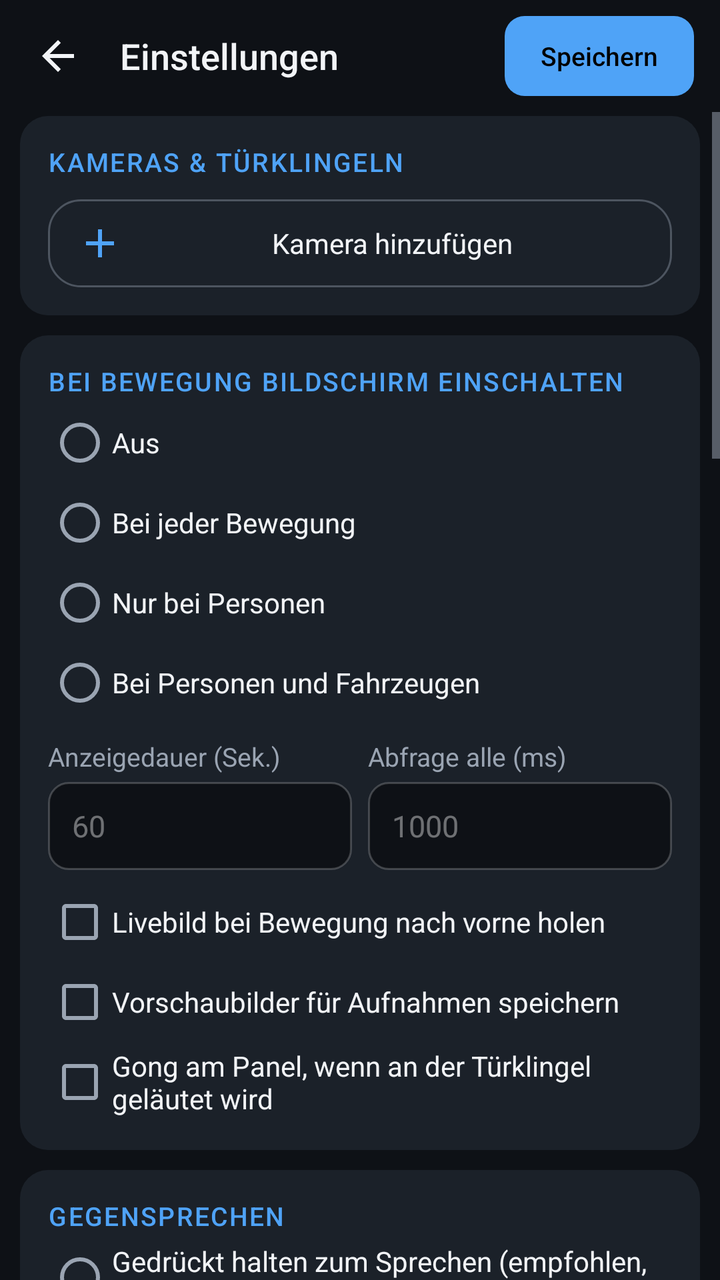
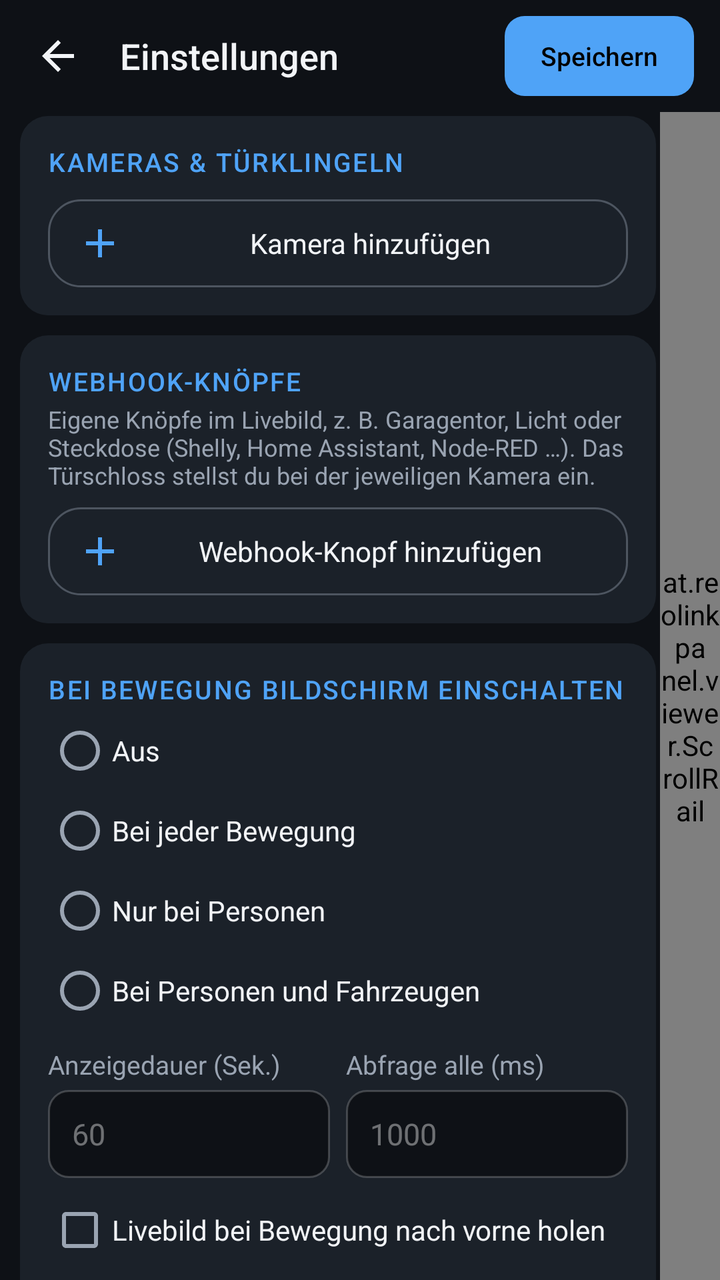

The first picture is an Android layout as it rendered before a commit; the second is the same layout after the commit. The layout source and the unified diff follow.
<!-- AndroidManifest.xml: application theme AppTheme -->
<!-- res/layout/activity_settings.xml -->
<?xml version="1.0" encoding="utf-8"?>
<LinearLayout xmlns:android="http://schemas.android.com/apk/res/android"
    android:layout_width="match_parent"
    android:layout_height="match_parent"
    android:background="@color/bg"
    android:orientation="vertical">

    
    <LinearLayout
        android:layout_width="match_parent"
        android:layout_height="56dp"
        android:gravity="center_vertical"
        android:orientation="horizontal"
        android:paddingLeft="4dp"
        android:paddingRight="10dp">

        <ImageButton
            android:id="@+id/btnBackSettings"
            style="@style/IconButton"
            android:contentDescription="Zurück"
            android:src="@drawable/ic_back" />

        <TextView
            style="@style/Title"
            android:layout_width="0dp"
            android:layout_height="wrap_content"
            android:layout_marginLeft="6dp"
            android:layout_weight="1"
            android:text="Einstellungen" />

        <Button
            android:id="@+id/btnSave"
            style="@style/BarButton"
            android:layout_width="wrap_content"
            android:layout_height="40dp"
            android:minHeight="40dp"
            android:background="@drawable/btn_primary"
            android:paddingLeft="18dp"
            android:paddingRight="18dp"
            android:text="Speichern"
            android:textColor="#000000" />
    </LinearLayout>

    <ScrollView
        android:layout_width="match_parent"
        android:layout_height="0dp"
        android:layout_weight="1"
        android:fillViewport="true">

        <LinearLayout
            android:layout_width="match_parent"
            android:layout_height="wrap_content"
            android:orientation="vertical"
            android:paddingLeft="10dp"
            android:paddingRight="10dp"
            android:paddingBottom="16dp">

            
            <LinearLayout style="@style/Card" android:layout_width="match_parent" android:layout_height="wrap_content" android:layout_marginTop="2dp">
                <TextView style="@style/Section" android:layout_width="wrap_content" android:layout_height="wrap_content" android:text="Kameras &amp; Türklingeln" />
                <LinearLayout android:id="@+id/camList" android:layout_width="match_parent" android:layout_height="wrap_content" android:orientation="vertical" />
                <TextView android:id="@+id/btnAddCam" android:layout_width="match_parent" android:layout_height="44dp" android:layout_marginTop="8dp" android:background="@drawable/chip" android:clickable="true" android:drawableLeft="@drawable/ic_add" android:drawablePadding="8dp" android:drawableTint="@color/accent" android:focusable="true" android:gravity="center" android:paddingLeft="14dp" android:paddingRight="14dp" android:text="Kamera hinzufügen" android:textColor="@color/text" android:textSize="14sp" />
            </LinearLayout>

            
            <LinearLayout style="@style/Card" android:layout_width="match_parent" android:layout_height="wrap_content">
                <TextView style="@style/Section" android:layout_width="wrap_content" android:layout_height="wrap_content" android:text="Bei Bewegung Bildschirm einschalten" />
                <RadioGroup android:id="@+id/rgTrigger" android:layout_width="match_parent" android:layout_height="wrap_content" android:orientation="vertical">
                    <RadioButton android:id="@+id/rbTrigOff" style="@style/Option" android:layout_width="match_parent" android:layout_height="wrap_content" android:text="Aus" />
                    <RadioButton android:id="@+id/rbTrigAny" style="@style/Option" android:layout_width="match_parent" android:layout_height="wrap_content" android:text="Bei jeder Bewegung" />
                    <RadioButton android:id="@+id/rbTrigPerson" style="@style/Option" android:layout_width="match_parent" android:layout_height="wrap_content" android:text="Nur bei Personen" />
                    <RadioButton android:id="@+id/rbTrigPersonVehicle" style="@style/Option" android:layout_width="match_parent" android:layout_height="wrap_content" android:text="Bei Personen und Fahrzeugen" />
                </RadioGroup>

                <LinearLayout android:layout_width="match_parent" android:layout_height="wrap_content" android:orientation="horizontal">
                    <LinearLayout android:layout_width="0dp" android:layout_height="wrap_content" android:layout_weight="1" android:layout_marginRight="8dp" android:orientation="vertical">
                        <TextView style="@style/Label" android:layout_width="wrap_content" android:layout_height="wrap_content" android:text="Anzeigedauer (Sek.)" />
                        <EditText android:id="@+id/etWake" style="@style/Field" android:layout_width="match_parent" android:layout_height="wrap_content" android:hint="60" android:inputType="number" />
                    </LinearLayout>
                    <LinearLayout android:layout_width="0dp" android:layout_height="wrap_content" android:layout_weight="1" android:orientation="vertical">
                        <TextView style="@style/Label" android:layout_width="wrap_content" android:layout_height="wrap_content" android:text="Abfrage alle (ms)" />
                        <EditText android:id="@+id/etPoll" style="@style/Field" android:layout_width="match_parent" android:layout_height="wrap_content" android:hint="1000" android:inputType="number" />
                    </LinearLayout>
                </LinearLayout>

                <CheckBox android:id="@+id/cbFront" style="@style/Option" android:layout_width="match_parent" android:layout_height="wrap_content" android:layout_marginTop="6dp" android:text="Livebild bei Bewegung nach vorne holen" />
                <CheckBox android:id="@+id/cbThumbs" style="@style/Option" android:layout_width="match_parent" android:layout_height="wrap_content" android:text="Vorschaubilder für Aufnahmen speichern" />
                <CheckBox android:id="@+id/cbChime" style="@style/Option" android:layout_width="match_parent" android:layout_height="wrap_content" android:text="Gong am Panel, wenn an der Türklingel geläutet wird" />
            </LinearLayout>

            
            <LinearLayout style="@style/Card" android:layout_width="match_parent" android:layout_height="wrap_content">
                <TextView style="@style/Section" android:layout_width="wrap_content" android:layout_height="wrap_content" android:text="Gegensprechen" />
                <RadioGroup android:id="@+id/rgTalk" android:layout_width="match_parent" android:layout_height="wrap_content" android:orientation="vertical">
                    <RadioButton android:id="@+id/rbTalkHold" style="@style/Option" android:layout_width="match_parent" android:layout_height="wrap_content" android:text="Gedrückt halten zum Sprechen (empfohlen, kein Echo)" />
                    <RadioButton android:id="@+id/rbTalkToggle" style="@style/Option" android:layout_width="match_parent" android:layout_height="wrap_content" android:text="Antippen zum Ein-/Ausschalten" />
                </RadioGroup>
                <TextView style="@style/Label" android:layout_width="wrap_content" android:layout_height="wrap_content" android:text="Mikrofon" />
                <Spinner android:id="@+id/spMic" android:layout_width="match_parent" android:layout_height="44dp" android:layout_marginTop="4dp" android:background="@drawable/field_bg" android:paddingLeft="4dp" android:popupBackground="@color/surface" android:spinnerMode="dropdown" />
                <TextView android:layout_width="match_parent" android:layout_height="wrap_content" android:layout_marginTop="4dp" android:text="Hört die Kamera dich nicht, eine andere Mikrofonquelle wählen. Während du sprichst, ist der Kameraton am Panel stumm." android:textColor="@color/textDim" android:textSize="12sp" />
            </LinearLayout>

            
            <LinearLayout style="@style/Card" android:layout_width="match_parent" android:layout_height="wrap_content">
                <TextView style="@style/Section" android:layout_width="wrap_content" android:layout_height="wrap_content" android:text="Bildschirm" />
                <TextView style="@style/Label" android:layout_width="wrap_content" android:layout_height="wrap_content" android:text="Bildschirm-Timeout (Livebild ohne Berührung)" />
                <Spinner android:id="@+id/spTimeout" android:layout_width="match_parent" android:layout_height="44dp" android:layout_marginTop="4dp" android:background="@drawable/field_bg" android:paddingLeft="4dp" android:popupBackground="@color/surface" android:spinnerMode="dropdown" />
                <CheckBox android:id="@+id/cbProxWake" style="@style/Option" android:layout_width="match_parent" android:layout_height="wrap_content" android:layout_marginTop="6dp" android:text="Display per Handbewegung einschalten (Näherungssensor)" />
                <TextView android:id="@+id/tvScreenHint" android:layout_width="match_parent" android:layout_height="wrap_content" android:layout_marginTop="2dp" android:textColor="@color/textDim" android:textSize="12sp" />
                <Button android:id="@+id/btnAdmin" style="@style/BarButton" android:layout_width="match_parent" android:layout_height="wrap_content" android:layout_marginTop="8dp" android:background="@drawable/chip" android:text="Display-Ausschalten erlauben" />
            </LinearLayout>

            
            <LinearLayout style="@style/Card" android:layout_width="match_parent" android:layout_height="wrap_content">
                <TextView style="@style/Section" android:layout_width="wrap_content" android:layout_height="wrap_content" android:text="Bildqualität" />
                <TextView style="@style/Label" android:layout_width="wrap_content" android:layout_height="wrap_content" android:text="Livebild" />
                <RadioGroup android:id="@+id/rgLive" android:layout_width="match_parent" android:layout_height="wrap_content" android:orientation="vertical">
                    <RadioButton android:id="@+id/rbLiveSub" style="@style/Option" android:layout_width="match_parent" android:layout_height="wrap_content" android:text="SD – flüssig, wenig CPU (empfohlen)" />
                    <RadioButton android:id="@+id/rbLiveMain" style="@style/Option" android:layout_width="match_parent" android:layout_height="wrap_content" android:text="HD – fällt automatisch auf SD zurück, falls nicht abspielbar" />
                </RadioGroup>
                <TextView style="@style/Label" android:layout_width="wrap_content" android:layout_height="wrap_content" android:text="Aufnahmen abspielen in" />
                <RadioGroup android:id="@+id/rgRec" android:layout_width="match_parent" android:layout_height="wrap_content" android:orientation="vertical">
                    <RadioButton android:id="@+id/rbRecSub" style="@style/Option" android:layout_width="match_parent" android:layout_height="wrap_content" android:text="SD – lädt schnell (empfohlen)" />
                    <RadioButton android:id="@+id/rbRecMain" style="@style/Option" android:layout_width="match_parent" android:layout_height="wrap_content" android:text="HD – große Dateien" />
                </RadioGroup>
                <TextView style="@style/Label" android:layout_width="wrap_content" android:layout_height="wrap_content" android:text="Übersicht (mehrere Kameras)" />
                <CheckBox android:id="@+id/cbGridLive" style="@style/Option" android:layout_width="match_parent" android:layout_height="wrap_content" android:text="Livevideo statt Standbildern (bis 4 Kameras, mehr CPU)" />
                <TextView style="@style/Label" android:layout_width="wrap_content" android:layout_height="wrap_content" android:text="Standbilder aktualisieren alle (Sek.)" />
                <EditText android:id="@+id/etGridSeconds" style="@style/Field" android:layout_width="match_parent" android:layout_height="wrap_content" android:hint="2" android:inputType="number" />
            </LinearLayout>

            
            <LinearLayout style="@style/Card" android:layout_width="match_parent" android:layout_height="wrap_content">
                <TextView style="@style/Section" android:layout_width="wrap_content" android:layout_height="wrap_content" android:text="Schwenken &amp; Sirene" />
                <LinearLayout android:layout_width="match_parent" android:layout_height="wrap_content" android:orientation="horizontal">
                    <LinearLayout android:layout_width="0dp" android:layout_height="wrap_content" android:layout_weight="1" android:layout_marginRight="8dp" android:orientation="vertical">
                        <TextView style="@style/Label" android:layout_width="wrap_content" android:layout_height="wrap_content" android:text="Schwenk-Tempo (1–64)" />
                        <EditText android:id="@+id/etPtzSpeed" style="@style/Field" android:layout_width="match_parent" android:layout_height="wrap_content" android:hint="32" android:inputType="number" />
                    </LinearLayout>
                    <LinearLayout android:layout_width="0dp" android:layout_height="wrap_content" android:layout_weight="1" android:orientation="vertical">
                        <TextView style="@style/Label" android:layout_width="wrap_content" android:layout_height="wrap_content" android:text="Sirene max. (Sek.)" />
                        <EditText android:id="@+id/etSiren" style="@style/Field" android:layout_width="match_parent" android:layout_height="wrap_content" android:hint="30" android:inputType="number" />
                    </LinearLayout>
                </LinearLayout>
            </LinearLayout>

            
            <LinearLayout style="@style/Card" android:layout_width="match_parent" android:layout_height="wrap_content">
                <TextView style="@style/Section" android:layout_width="wrap_content" android:layout_height="wrap_content" android:text="Gerätestart" />
                <CheckBox android:id="@+id/cbBoot" style="@style/Option" android:layout_width="match_parent" android:layout_height="wrap_content" android:text="Überwachung beim Start automatisch aktivieren" />
                <CheckBox android:id="@+id/cbOpenBoot" style="@style/Option" android:layout_width="match_parent" android:layout_height="wrap_content" android:text="App beim Start sofort öffnen" />
                <Button android:id="@+id/btnBattery" style="@style/BarButton" android:layout_width="match_parent" android:layout_height="wrap_content" android:layout_marginTop="8dp" android:background="@drawable/chip" android:text="Von Akku-Optimierung ausnehmen" />
            </LinearLayout>

            
            <LinearLayout style="@style/Card" android:layout_width="match_parent" android:layout_height="wrap_content">
                <TextView style="@style/Section" android:layout_width="wrap_content" android:layout_height="wrap_content" android:text="Updates" />
                <TextView android:id="@+id/tvVersion" android:layout_width="match_parent" android:layout_height="wrap_content" android:textColor="@color/textDim" android:textSize="12sp" />
                <CheckBox android:id="@+id/cbAutoUpdate" style="@style/Option" android:layout_width="match_parent" android:layout_height="wrap_content" android:layout_marginTop="4dp" android:text="Automatisch nach Updates suchen" />
                <LinearLayout android:layout_width="match_parent" android:layout_height="wrap_content" android:layout_marginTop="6dp" android:orientation="horizontal">
                    <Button android:id="@+id/btnCheckUpdate" style="@style/BarButton" android:layout_width="0dp" android:layout_height="wrap_content" android:layout_weight="1" android:background="@drawable/chip" android:text="Jetzt prüfen" />
                    <Button android:id="@+id/btnInstallUpdate" style="@style/BarButton" android:layout_width="0dp" android:layout_height="wrap_content" android:layout_weight="1.4" android:background="@drawable/btn_primary" android:textColor="#000000" android:visibility="gone" />
                </LinearLayout>
                <ProgressBar android:id="@+id/pbUpdate" style="@android:style/Widget.Material.ProgressBar.Horizontal" android:layout_width="match_parent" android:layout_height="wrap_content" android:layout_marginTop="8dp" android:max="100" android:progressTint="@color/accent" android:visibility="gone" />
                <TextView android:id="@+id/tvUpdate" android:layout_width="match_parent" android:layout_height="wrap_content" android:layout_marginTop="4dp" android:textColor="@color/textDim" android:textSize="13sp" />
            </LinearLayout>

        </LinearLayout>
    </ScrollView>
</LinearLayout>
<!-- resources referenced by this layout -->
<resources>
  <color name="accent">#4FA3F7</color>
  <color name="bg">#0E1116</color>
  <color name="surface">#1B2129</color>
  <color name="text">#F2F4F7</color>
  <color name="textDim">#9AA4B2</color>
  <!-- drawable btn_primary (drawable) -->
  <?xml version="1.0" encoding="utf-8"?>
  <selector xmlns:android="http://schemas.android.com/apk/res/android">
      <item android:state_pressed="true">
          <shape android:shape="rectangle">
              <solid android:color="#FF8CC4FA" />
              <corners android:radius="10dp" />
          </shape>
      </item>
      <item>
          <shape android:shape="rectangle">
              <solid android:color="@color/accent" />
              <corners android:radius="10dp" />
          </shape>
      </item>
  </selector>
  <!-- drawable ic_add (drawable) -->
  <vector xmlns:android="http://schemas.android.com/apk/res/android"
      android:width="24dp" android:height="24dp"
      android:viewportWidth="24" android:viewportHeight="24">
      <path android:fillColor="#FFFFFFFF" android:pathData="M19,13h-6v6h-2v-6H5v-2h6V5h2v6h6v2z" />
  </vector>
  <!-- drawable ic_back (drawable) -->
  <vector xmlns:android="http://schemas.android.com/apk/res/android"
      android:width="24dp" android:height="24dp"
      android:viewportWidth="24" android:viewportHeight="24"
      android:tint="?android:attr/textColorPrimary">
      <path android:fillColor="#FFFFFFFF" android:pathData="M20,11H7.83l5.59,-5.59L12,4l-8,8 8,8 1.41,-1.41L7.83,13H20v-2z" />
  </vector>
  <style name="Card">
          <item name="android:background">@drawable/card</item>
          <item name="android:orientation">vertical</item>
          <item name="android:padding">14dp</item>
          <item name="android:layout_marginTop">10dp</item>
      </style>
  <style name="IconButton">
          <item name="android:layout_width">48dp</item>
          <item name="android:layout_height">48dp</item>
          <item name="android:layout_marginLeft">1dp</item>
          <item name="android:layout_marginRight">1dp</item>
          <item name="android:background">@drawable/icon_btn</item>
          <item name="android:scaleType">center</item>
          <item name="android:tint">@color/icon_tint</item>
      </style>
  <style name="Label">
          <item name="android:textColor">@color/textDim</item>
          <item name="android:textSize">13sp</item>
          <item name="android:layout_marginTop">8dp</item>
      </style>
  <style name="Option">
          <item name="android:textColor">@color/text</item>
          <item name="android:textSize">14sp</item>
          <item name="android:minHeight">40dp</item>
      </style>
  <style name="Section">
          <item name="android:textColor">@color/accent</item>
          <item name="android:textSize">13sp</item>
          <item name="android:fontFamily">sans-serif-medium</item>
          <item name="android:textAllCaps">true</item>
          <item name="android:letterSpacing">0.06</item>
          <item name="android:layout_marginBottom">2dp</item>
      </style>
  <style name="Title">
          <item name="android:textColor">@color/text</item>
          <item name="android:textSize">18sp</item>
          <item name="android:fontFamily">sans-serif-medium</item>
      </style>
  <!-- drawable card (drawable) -->
  <?xml version="1.0" encoding="utf-8"?>
  <shape xmlns:android="http://schemas.android.com/apk/res/android" android:shape="rectangle">
      <solid android:color="@color/surface" />
      <corners android:radius="14dp" />
  </shape>
  <!-- drawable icon_btn (drawable) -->
  <?xml version="1.0" encoding="utf-8"?>
  <selector xmlns:android="http://schemas.android.com/apk/res/android">
      <item android:state_pressed="true">
          <shape android:shape="oval"><solid android:color="#554FA3F7" /></shape>
      </item>
      <item android:state_activated="true">
          <shape android:shape="oval"><solid android:color="#334FA3F7" /></shape>
      </item>
      <item>
          <shape android:shape="oval"><solid android:color="#00000000" /></shape>
      </item>
  </selector>
  <color name="surface_pressed">#2C3644</color>
  <!-- unchanged entries left out for length: 6 -->
</resources>

<!-- the commit's change to res/layout/activity_settings.xml (unified diff, before → after) -->
@@ -41,18 +41,24 @@
             android:textColor="#000000" />
     </LinearLayout>
 
-    <ScrollView
+    <FrameLayout
         android:layout_width="match_parent"
         android:layout_height="0dp"
-        android:layout_weight="1"
-        android:fillViewport="true">
+        android:layout_weight="1">
+
+    <ScrollView
+        android:id="@+id/scroll"
+        android:layout_width="match_parent"
+        android:layout_height="match_parent"
+        android:fillViewport="true"
+        android:scrollbars="none">
 
         <LinearLayout
             android:layout_width="match_parent"
             android:layout_height="wrap_content"
             android:orientation="vertical"
             android:paddingLeft="10dp"
-            android:paddingRight="10dp"
+            android:paddingRight="32dp"
             android:paddingBottom="16dp">
 
             
@@ -60,6 +66,14 @@
                 <TextView style="@style/Section" android:layout_width="wrap_content" android:layout_height="wrap_content" android:text="Kameras &amp; Türklingeln" />
                 <LinearLayout android:id="@+id/camList" android:layout_width="match_parent" android:layout_height="wrap_content" android:orientation="vertical" />
                 <TextView android:id="@+id/btnAddCam" android:layout_width="match_parent" android:layout_height="44dp" android:layout_marginTop="8dp" android:background="@drawable/chip" android:clickable="true" android:drawableLeft="@drawable/ic_add" android:drawablePadding="8dp" android:drawableTint="@color/accent" android:focusable="true" android:gravity="center" android:paddingLeft="14dp" android:paddingRight="14dp" android:text="Kamera hinzufügen" android:textColor="@color/text" android:textSize="14sp" />
+            </LinearLayout>
+
+            
+            <LinearLayout style="@style/Card" android:layout_width="match_parent" android:layout_height="wrap_content">
+                <TextView style="@style/Section" android:layout_width="wrap_content" android:layout_height="wrap_content" android:text="Webhook-Knöpfe" />
+                <TextView android:layout_width="match_parent" android:layout_height="wrap_content" android:text="Eigene Knöpfe im Livebild, z. B. Garagentor, Licht oder Steckdose (Shelly, Home Assistant, Node-RED …). Das Türschloss stellst du bei der jeweiligen Kamera ein." android:textColor="@color/textDim" android:textSize="12sp" />
+                <LinearLayout android:id="@+id/hookList" android:layout_width="match_parent" android:layout_height="wrap_content" android:orientation="vertical" />
+                <TextView android:id="@+id/btnAddHook" android:layout_width="match_parent" android:layout_height="44dp" android:layout_marginTop="8dp" android:background="@drawable/chip" android:clickable="true" android:drawableLeft="@drawable/ic_add" android:drawablePadding="8dp" android:drawableTint="@color/accent" android:focusable="true" android:gravity="center" android:paddingLeft="14dp" android:paddingRight="14dp" android:text="Webhook-Knopf hinzufügen" android:textColor="@color/text" android:textSize="14sp" />
             </LinearLayout>
 
             
@@ -167,4 +181,14 @@
 
         </LinearLayout>
     </ScrollView>
+
+        
+        <at.reolinkpanel.viewer.ScrollRail
+            android:id="@+id/scrollRail"
+            android:layout_width="30dp"
+            android:layout_height="match_parent"
+            android:layout_gravity="end"
+            android:paddingTop="4dp"
+            android:paddingBottom="4dp" />
+    </FrameLayout>
 </LinearLayout>
